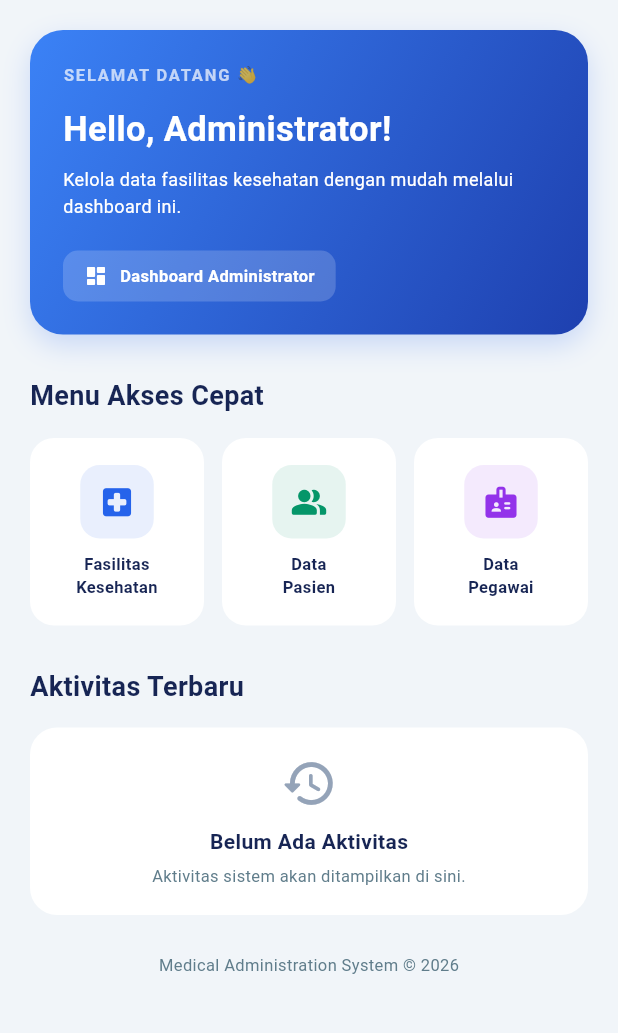
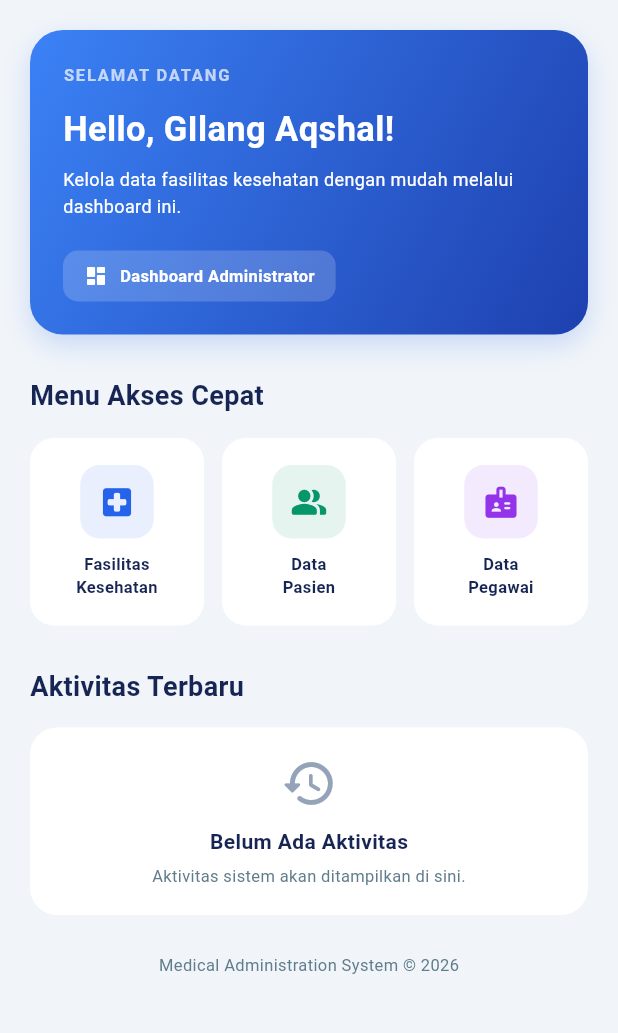
Before and after one commit to GilangAqshal/klinikPoli, a Flutter app: the screen it shows after launch, on a phone screen of 412 x 824 dp, the part 84-1117 px from its top. Run offline on Flutter 3.47's test engine with Material 3 defaults, Android fonts, the phone set to English and light mode, and no system bars.

Commit message:
dashboard revisi

```diff
--- a/lib/ui/beranda.dart
+++ b/lib/ui/beranda.dart
@@ -73,7 +73,7 @@ class Beranda extends StatelessWidget {
                   crossAxisAlignment: CrossAxisAlignment.start,
                   children: [
                     const Text(
-                      "SELAMAT DATANG 👋",
+                      "SELAMAT DATANG",
                       style: TextStyle(
                         color: Colors.white70,
                         fontSize: 11,
@@ -85,7 +85,7 @@ class Beranda extends StatelessWidget {
                     const SizedBox(height: 12),
 
                     const Text(
-                      "Hello, Administrator!",
+                      "Hello, GIlang Aqshal!",
                       style: TextStyle(
                         color: Colors.white,
                         fontSize: 23,
```
